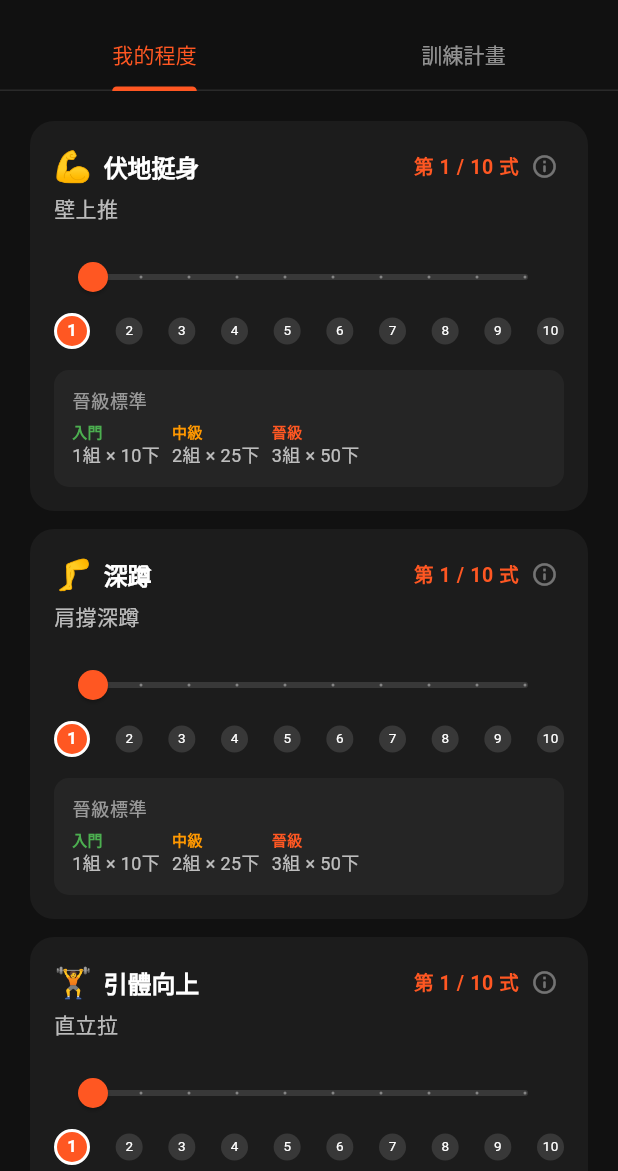
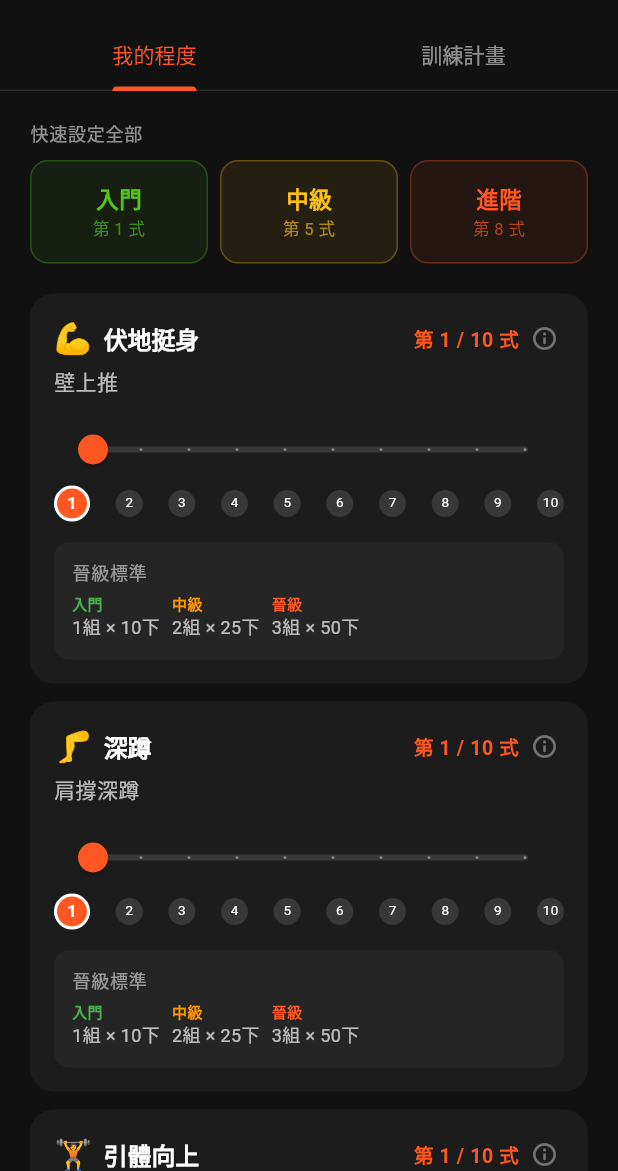
Before and after one commit to seasu/ConvictSix-Calisthenics-Tracker, a Flutter app: the ProgramSetupScreen screen opened directly, on a phone screen of 412 x 824 dp, the part 65-1236 px from its top. Run offline on Flutter 3.47's test engine with Material 3 defaults, Android fonts, the phone set to English and light mode, and no system bars; our stand-ins replace flutter_riverpod, shared_preferences; accounts and stored records are empty.

Commit message:
Add tier quick-set and exercise images to workout/setup screens
- program_setup: add 入門/中級/進階 quick-set buttons to set all 6
  exercises at once (steps 1 / 5 / 8)
- app_providers: add setAllSteps() to ProgressionNotifier
- workout: show 110px image banner at top of each exercise block;
  today-plan row now shows 50×50 image thumbnail

https://claude.ai/code/session_011ewWdb4xpSrYMBzKfdBqLT

```diff
--- a/lib/features/program_setup/program_setup_screen.dart
+++ b/lib/features/program_setup/program_setup_screen.dart
@@ -5,6 +5,7 @@ import '../../data/models/exercise.dart';
 import '../../data/models/training_schedule.dart';
 import '../../data/providers/app_providers.dart';
 import '../../shared/constants/exercises_data.dart';
+import '../../shared/theme/app_theme.dart';
 import '../../shared/widgets/exercise_detail_sheet.dart';
 
 class ProgramSetupScreen extends ConsumerStatefulWidget {
@@ -72,13 +73,117 @@ class _ProgressionTab extends ConsumerWidget {
 
     return ListView.separated(
       padding: const EdgeInsets.all(20),
-      itemCount: ExerciseType.values.length,
+      itemCount: ExerciseType.values.length + 1,
       separatorBuilder: (_, __) => const SizedBox(height: 12),
       itemBuilder: (context, index) {
-        final type = ExerciseType.values[index];
+        if (index == 0) return const _TierQuickSet();
+        final type = ExerciseType.values[index - 1];
         final currentStep = progression.stepFor(type);
         return _ExerciseStepCard(type: type, currentStep: currentStep);
       },
+    );
+  }
+}
+
+// ─── Tier quick-set ───────────────────────────────────────────────────────────
+
+class _TierQuickSet extends ConsumerWidget {
+  const _TierQuickSet();
+
+  @override
+  Widget build(BuildContext context, WidgetRef ref) {
+    final theme = Theme.of(context);
+    return Column(
+      crossAxisAlignment: CrossAxisAlignment.start,
+      children: [
+        Text(
+          '快速設定全部',
+          style:
+              theme.textTheme.labelMedium?.copyWith(color: Colors.white54),
+        ),
+        const SizedBox(height: 10),
+        Row(
+          children: [
+            Expanded(
+              child: _TierButton(
+                label: '入門',
+                subtitle: '第 1 式',
+                step: 1,
+                color: kTierBeginner,
+              ),
+            ),
+            const SizedBox(width: 8),
+            Expanded(
+              child: _TierButton(
+                label: '中級',
+                subtitle: '第 5 式',
+                step: 5,
+                color: kTierMid,
+              ),
+            ),
+            const SizedBox(width: 8),
+            Expanded(
+              child: _TierButton(
+                label: '進階',
+                subtitle: '第 8 式',
+                step: 8,
+                color: kTierAdvanced,
+              ),
+            ),
+          ],
+        ),
+        const SizedBox(height: 8),
+      ],
+    );
+  }
+}
+
+class _TierButton extends ConsumerWidget {
+  const _TierButton({
+    required this.label,
+    required this.subtitle,
+    required this.step,
+    required this.color,
+  });
+
+  final String label;
+  final String subtitle;
+  final int step;
+  final Color color;
+
+  @override
+  Widget build(BuildContext context, WidgetRef ref) {
+    return GestureDetector(
+      onTap: () =>
+          ref.read(progressionProvider.notifier).setAllSteps(step),
+      child: Container(
+        padding: const EdgeInsets.symmetric(vertical: 14),
+        decoration: BoxDecoration(
+          color: color.withValues(alpha: 0.08),
+          borderRadius: BorderRadius.circular(12),
+          border: Border.all(color: color.withValues(alpha: 0.3)),
+        ),
+        child: Column(
+          children: [
+            Text(
+              label,
+              style: TextStyle(
+                fontSize: 15,
+                fontWeight: FontWeight.w700,
+                color: color,
+              ),
+            ),
+            const SizedBox(height: 2),
+            Text(
+              subtitle,
+              style: TextStyle(
+                fontSize: 11,
+                color: color.withValues(alpha: 0.65),
+              ),
+            ),
+          ],
+        ),
+      ),
     );
   }
 }
```
Also changed, not shown: lib/data/providers/app_providers.dart (+9 -0 lines), lib/features/workout/workout_screen.dart (+49 -28 lines).
